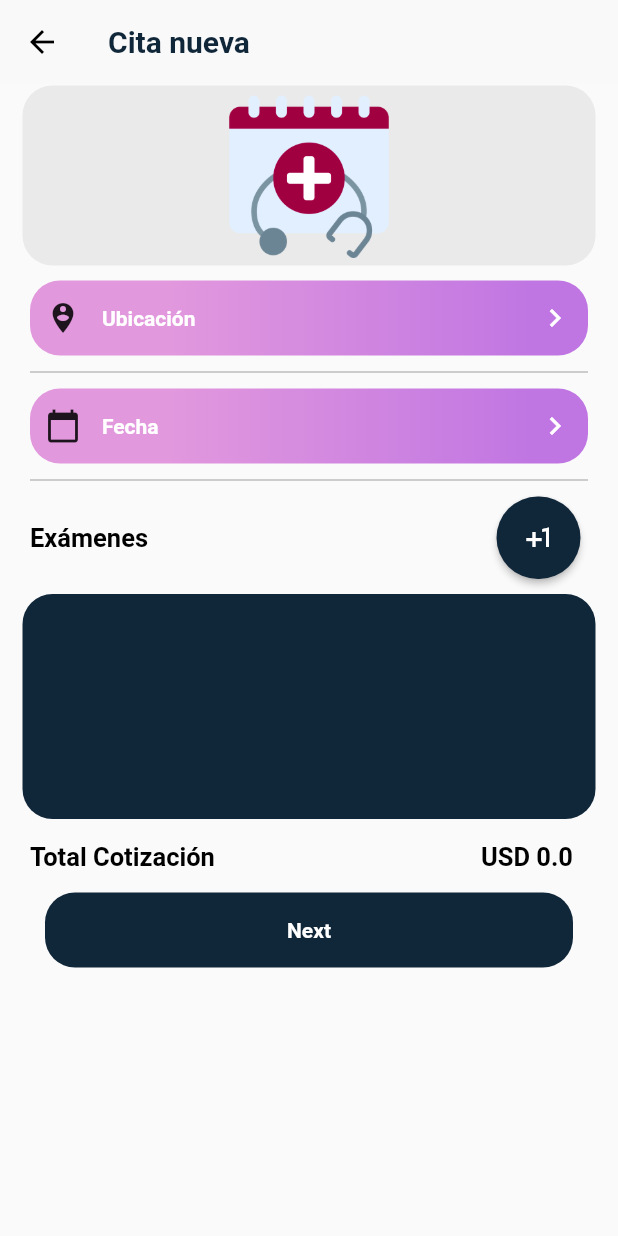
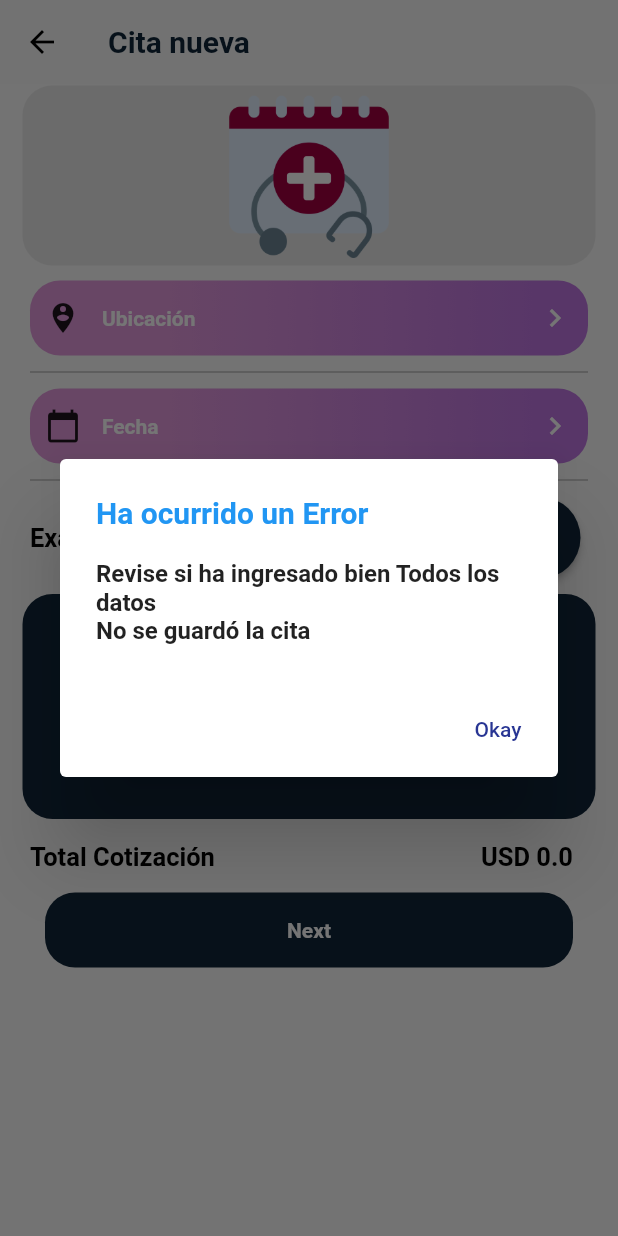
Before and after one commit to asecheverria2/appo-maqueta, a Flutter app: the CitaPage screen opened directly, after a tap on "Next", on a phone screen of 412 x 824 dp. Run offline on Flutter 3.47's test engine with Material 2 defaults, Android fonts, the light colour scheme and no system bars; our stand-ins replace firebase_core, firebase_messaging, flutter_local_notifications, flutter_screenutil, google_maps_flutter, image_picker and 4 more; missing offline and left inert: cloudinary_public, onboarding, splash_screen_view; accounts and stored records are empty; Roboto replaces fonts that are missing (Akrobat).

Commit message:
validar cita completa

```diff
--- a/lib/src/pages/cita_page.dart
+++ b/lib/src/pages/cita_page.dart
@@ -242,6 +242,9 @@ class _CitaPageState extends State<CitaPage> {
             ),
             InkWell(
               onTap: () {
+                if (mainProvider.date==""||mainProvider.suma<=0||mainProvider.labo=="") {
+                  _showerrorDialog('Revise si ha ingresado bien Todos los datos\nNo se guardó la cita');
+                } else {
                   _cita.date=DateTime.parse(mainProvider.date) ;
                   _cita.quotation= mainProvider.suma;
                   _cita.user=mainProvider.idUser;
@@ -261,6 +264,8 @@ class _CitaPageState extends State<CitaPage> {
                       const MenuPage(),
                     ),
                   );
+                }
+
               },
               child: Container(
                 padding: const EdgeInsets.only(left: 10, right: 10),
@@ -290,4 +295,24 @@ class _CitaPageState extends State<CitaPage> {
     estado=estado;
     //print(estado);
   }
+  void _showerrorDialog(String message) {
+    showDialog(
+      context: context,
+      builder: (ctx) => AlertDialog(
+        title: const Text(
+          'Ha ocurrido un Error',
+          style: TextStyle(color: Colors.blue),
+        ),
+        content: Text(message),
+        actions: <Widget>[
+          TextButton(
+            child: const Text('Okay'),
+            onPressed: () {
+              Navigator.of(context).pop();
+            },
+          )
+        ],
+      ),
+    );
   }
+}
--- a/lib/src/widgets/geolocalizacion_widget.dart
+++ b/lib/src/widgets/geolocalizacion_widget.dart
@@ -22,6 +22,7 @@ class _GeoWidgetState extends State<GeoWidget> {
   List<Laboratorio> _catalogo = [];
   List<Laboratorio>? _catalogo2;
 
+  // ignore: prefer_final_fields, prefer_collection_literals
   Set<Marker> _lab = Set<Marker>();
 
   @override
```
Lines whose indentation alone changed are shown as unchanged.
